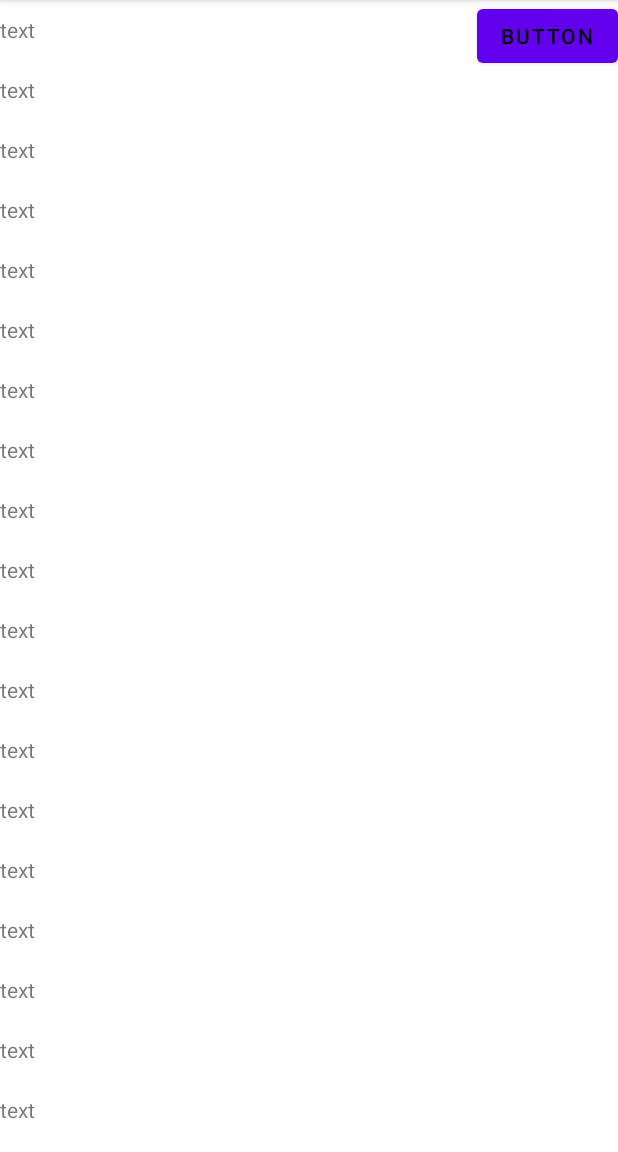
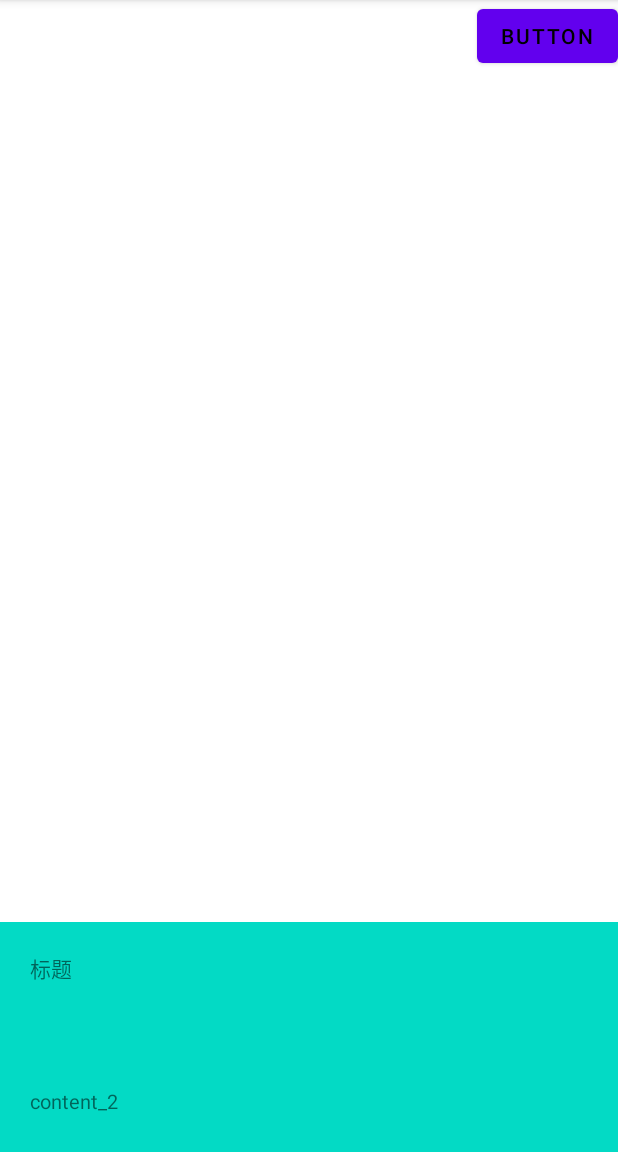
Before and after one commit to xuyong1211/MotionLayoutPractice, an Android app: the screen it shows after launch (MainActivity), on a phone screen of 412 x 824 dp, the part 84-1236 px from its top. Run offline under Robolectric (Android 15) with nearby library versions, the phone set to English and light mode, and no system bars.

Commit message:
something change

```diff
--- a/app/src/main/java/com/example/motionlayoutpractice/MainActivity.kt
+++ b/app/src/main/java/com/example/motionlayoutpractice/MainActivity.kt
@@ -29,7 +29,7 @@ class MainActivity : AppCompatActivity() {
         }
         val rv2 = findViewById<MyRecycletView>(R.id.rv_2)
         rv2.layoutManager = LinearLayoutManager(this,RecyclerView.VERTICAL,false)
-        rv2.adapter = SimpleTextAdapter(arrayListOf("content_2","content_2","content_2"))
+        rv2.adapter = SimpleTextAdapter(arrayListOf("content_2","content_2","content_2","content_2","content_2","content_2","content_2","content_2","content_2","content_2","content_2"))
 
     }
 }
--- a/app/src/main/res/layout/activity_main.xml
+++ b/app/src/main/res/layout/activity_main.xml
@@ -22,6 +22,7 @@
         android:id="@+id/rv_1"
         android:layout_width="match_parent"
         android:layout_height="0dp"
+        android:visibility="gone"
         app:layout_constraintBottom_toBottomOf="parent"
         app:layout_constraintTop_toTopOf="parent">
 
@@ -54,6 +55,29 @@
                 android:gravity="center"
                 android:text="text" />
 
+            <TextView
+                android:layout_width="wrap_content"
+                android:layout_height="40dp"
+                android:gravity="center"
+                android:text="text" />
+
+            <TextView
+                android:layout_width="wrap_content"
+                android:layout_height="40dp"
+                android:gravity="center"
+                android:text="text" />
+
+            <TextView
+                android:layout_width="wrap_content"
+                android:layout_height="40dp"
+                android:gravity="center"
+                android:text="text" />
+
+            <TextView
+                android:layout_width="wrap_content"
+                android:layout_height="40dp"
+                android:gravity="center"
+                android:text="text" />
             <TextView
                 android:layout_width="wrap_content"
                 android:layout_height="40dp"
@@ -159,23 +183,53 @@
 
         </LinearLayout>
     </ScrollView>
+    <androidx.constraintlayout.widget.Guideline
+        android:id="@+id/guild_1"
+        android:layout_width="wrap_content"
+        android:layout_height="wrap_content"
+        app:layout_constraintGuide_percent="0.1"
+        android:orientation="horizontal"
+        />
+    <androidx.constraintlayout.widget.Guideline
+        android:id="@+id/guild_2"
+        android:layout_width="wrap_content"
+        android:layout_height="wrap_content"
+        app:layout_constraintGuide_percent="0.4"
+        android:orientation="horizontal"
+        />
+    <androidx.constraintlayout.widget.Guideline
+        android:id="@+id/guild_3"
+        android:layout_width="wrap_content"
+        android:layout_height="wrap_content"
+        app:layout_constraintGuide_percent="0.8"
+        android:orientation="horizontal"
+        />
+    <androidx.constraintlayout.widget.ConstraintLayout
+        android:id="@+id/cl_content"
+        android:layout_width="match_parent"
+        android:layout_height="0dp"
+        android:background="@color/teal_200"
+        app:layout_constraintTop_toTopOf="@id/guild_3"
+        app:layout_constraintBottom_toBottomOf="parent"
+        >
 
+
+    </androidx.constraintlayout.widget.ConstraintLayout>
     <TextView
         android:id="@+id/tv_1"
         android:layout_width="match_parent"
         android:layout_height="100dp"
         android:padding="20dp"
         android:text="标题"
-        app:layout_constraintTop_toBottomOf="@id/rv_1" />
+        app:layout_constraintTop_toTopOf="@id/cl_content" />
 
     <com.example.motionlayoutpractice.MyRecycletView
         android:id="@+id/rv_2"
         android:layout_width="match_parent"
-        android:layout_height="wrap_content"
-        android:maxHeight="200dp"
-        app:layout_constraintTop_toBottomOf="@id/tv_1"/>
+        android:layout_height="0dp"
+        app:layout_constraintTop_toBottomOf="@id/tv_1"
+        app:layout_constraintBottom_toBottomOf="@id/cl_content"/>
 
-    />
 
 
 </androidx.constraintlayout.motion.widget.MotionLayout>
--- a/app/src/main/res/xml/scene_1.xml
+++ b/app/src/main/res/xml/scene_1.xml
@@ -1,38 +1,56 @@
 <?xml version="1.0" encoding="utf-8"?>
-<MotionScene xmlns:android="http://schemas.android.com/apk/res/android"
+<appScene xmlns:android="http://schemas.android.com/apk/res/android"
     xmlns:app="http://schemas.android.com/apk/res-auto">
     <Transition
+        app:constraintSetStart="@+id/bottom_state"
         app:constraintSetEnd="@+id/mid_state"
-        app:constraintSetStart="@+id/bottom_state"
         app:duration="300">
         <OnSwipe
             app:dragDirection="dragUp"
-            app:touchAnchorId="@id/tv_1" />
-        <!--        设置touchAnchorId 指滑动MotionLayout内的所有view都可以触发动画
+            app:touchAnchorId="@id/cl_content"
+            app:touchAnchorSide="top"/>
+        <!--        设置touchAnchorId 指滑动appLayout内的所有view都可以触发动画
                    这里需要滑动tv_1 和 rv_2都可以触发,所以设置touchAnchorId tv_1 和 rv_2都可以
-                   之前一直存在触摸rv_2后会回到底部，然后迅速再弹出  这里应该是motionlayout的 bug Recyclerview 的触摸事件down就出发了 motionlayout的动画，手指停留一下有了move事件motionlayout
-                   又根据此滑动操作做跟手动画，所以解决思路就是为RecyclerView 的item 设置点击事件 (要让Recyclerview的子view消费down事件)，down事件就不会被 itemView消费，直到move 判断为滑动手势才会到motionLayout  执行跟手动画-->
+                   之前一直存在触摸rv_2后会回到底部，然后迅速再弹出  这里应该是applayout的 bug Recyclerview 的触摸事件down就出发了 applayout的动画，手指停留一下有了move事件applayout
+                   又根据此滑动操作做跟手动画，所以解决思路就是为RecyclerView 的item 设置点击事件 (要让Recyclerview的子view消费down事件)，down事件就会被 itemView消费，直到move 判断为滑动手势才会到appLayout  执行跟手动画-->
         <!--        原因是RecyclerView 实现了NestedScrollingChild2 上面的异常实在第二次操作才会出现，这时NestedScrollingChild2 和他的父层级NestedScrollingParent关联了
-                    down事件交给了NestedScrollingParent（Motionlayout）消费  所以才会又一闪的回到底部（回到底部的动画一定是motionlayout的操作，所以他一定收到了down事件，所以不要把down事件给他就行了）-->
+                    down事件交给了NestedScrollingParent（applayout）消费  所以才会又一闪的回到底部（回到底部的动画一定是applayout的操作，所以他一定收到了down事件，所以不要把down事件给他就行了）-->
     </Transition>
-    <ConstraintSet android:id="@+id/bottom_state">
-        <Constraint android:id="@+id/rv_1">
+
+    <Transition
+        app:constraintSetStart="@+id/mid_state"
+        app:constraintSetEnd="@+id/top_state"
+        app:duration="300">
+        <OnSwipe
+            app:dragDirection="dragUp"
+            app:touchAnchorId="@id/cl_content"
+            app:touchAnchorSide="top"/>
+    </Transition>
+    <ConstraintSet android:id="@+id/top_state">
+        <Constraint android:id="@+id/cl_content">
             <Layout
                 android:layout_width="match_parent"
-                android:layout_height="0dp"
-                app:layout_constraintBottom_toBottomOf="parent"
-                app:layout_constraintTop_toTopOf="parent" />
+                android:layout_height="500dp"
+                app:layout_constraintTop_toTopOf="@id/guild_1"/>
+        </Constraint>
+    </ConstraintSet>
+    <ConstraintSet android:id="@+id/bottom_state">
+        <Constraint android:id="@+id/cl_content">
+            <Layout
+                android:layout_width="match_parent"
+                android:layout_height="500dp"
+                android:background="@color/teal_200"
+                app:layout_constraintTop_toTopOf="@id/guild_3"/>
         </Constraint>
     </ConstraintSet>
 
     <ConstraintSet android:id="@+id/mid_state">
-        <Constraint android:id="@+id/rv_1">
+        <Constraint android:id="@+id/cl_content">
             <Layout
                 android:layout_width="match_parent"
-                android:layout_height="0dp"
-                android:layout_marginBottom="300dp"
-                app:layout_constraintBottom_toBottomOf="parent"
-                app:layout_constraintTop_toTopOf="parent" />
+                android:layout_height="500dp"
+                android:background="@color/teal_200"
+                app:layout_constraintTop_toTopOf="@id/guild_2"/>
         </Constraint>
         >
     </ConstraintSet>
@@ -63,4 +81,4 @@
     <!--            app:layout_constraintBottom_toBottomOf="parent"-->
     <!--            app:layout_constraintTop_toBottomOf="@id/tv_1" />-->
     <!--    </ConstraintSet>-->
-</MotionScene>
+</appScene>
```
Also changed, not shown: app/src/main/AndroidManifest.xml (+8 -0 lines), app/src/main/java/com/example/motionlayoutpractice/MuityTypeActivity.kt (added, +22 -0 lines), app/src/main/java/com/example/motionlayoutpractice/MyReceiver.kt (added, +17 -0 lines), app/src/main/res/layout/layout_muilty_type.xml (added, +269 -0 lines), app/src/main/res/xml/scene_26.xml (added, +213 -0 lines), app/src/main/res/drawable/ic_launcher.png (added).
